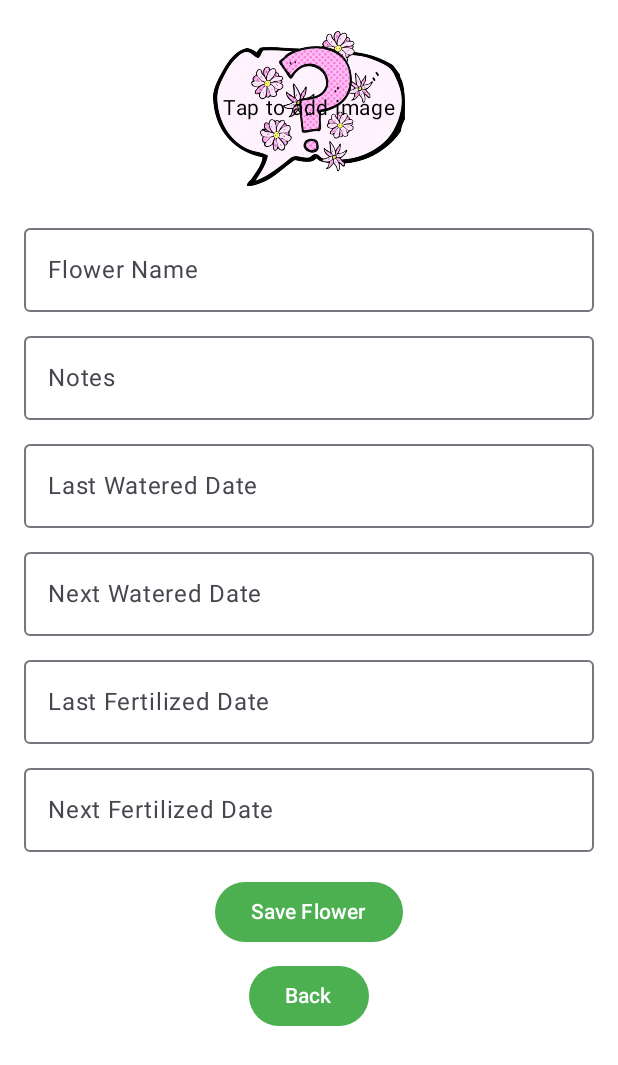
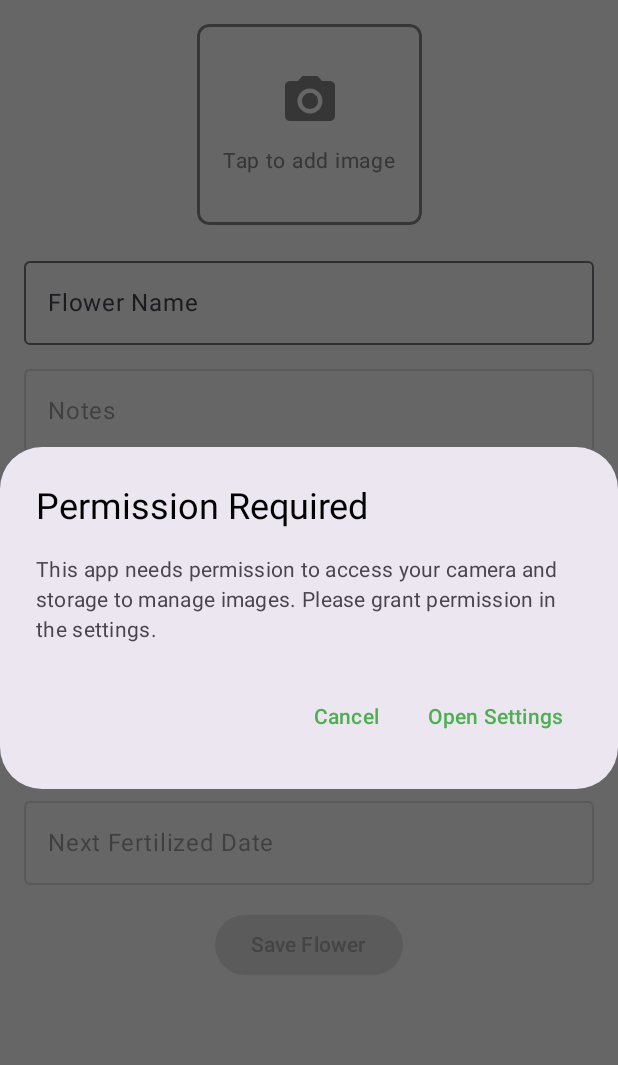
Before and after one commit to Swirl86/FlowerTracker, an Android app built with Jetpack Compose: the composable Navigation shown on its own in the app's theme, after a tap on "Add Flower", on a phone screen of 412 x 824 dp. Shown: the top 1065 px of the screen. Run offline under Robolectric (Android 15) with nearby library versions, the phone set to English and light mode, and no system bars.

Commit message:
permission logic and design add flower fix

```diff
--- a/app/build.gradle.kts
+++ b/app/build.gradle.kts
@@ -73,6 +73,8 @@ dependencies {
     implementation(libs.androidx.foundation)
     implementation(libs.androidx.material)
     implementation(libs.androidx.material3)
+    implementation(libs.androidx.material.icons.extended)
+
 
     // Coil for image loading
     implementation(libs.coil.compose)
--- a/app/src/main/java/com/swirl/flowertracker/navigation/Navigation.kt
+++ b/app/src/main/java/com/swirl/flowertracker/navigation/Navigation.kt
@@ -24,7 +24,7 @@ fun Navigation(navController: NavHostController, flowerViewModel: FlowerViewMode
             )
         }
         composable(route = Screen.AddPlant.route) {
-            AddFlowerScreen(onBackClick = { navController.popBackStack() })
+            AddFlowerScreen()
         }
         composable(route = Screen.Search.route) {
             SearchScreen()
--- a/app/src/main/java/com/swirl/flowertracker/permissions/CheckPermissions.kt
+++ b/app/src/main/java/com/swirl/flowertracker/permissions/CheckPermissions.kt
@@ -1,37 +1,30 @@
 package com.swirl.flowertracker.permissions
 
 import android.Manifest
-import android.util.Log
 import androidx.activity.compose.rememberLauncherForActivityResult
 import androidx.activity.result.contract.ActivityResultContracts
 import androidx.compose.runtime.Composable
 import androidx.compose.runtime.LaunchedEffect
-import androidx.compose.runtime.getValue
-import androidx.compose.runtime.mutableStateOf
-import androidx.compose.runtime.remember
-import androidx.compose.runtime.setValue
 import com.google.accompanist.permissions.ExperimentalPermissionsApi
 import com.google.accompanist.permissions.isGranted
 import com.google.accompanist.permissions.rememberPermissionState
+import com.google.accompanist.permissions.shouldShowRationale
 
 @OptIn(ExperimentalPermissionsApi::class)
 @Composable
 fun CheckPermissions(
     onPermissionsGranted: () -> Unit,
-    onPermissionsDenied: (Boolean) -> Unit // Pass whether to show settings
+    onPermissionsDenied: () -> Unit
 ) {
     val cameraPermissionState = rememberPermissionState(Manifest.permission.CAMERA)
     val storagePermissionState = rememberPermissionState(Manifest.permission.READ_EXTERNAL_STORAGE)
-    var askedForPermission by remember { mutableStateOf(false) }
 
     // Unified result handler for both permissions
     val permissionResultHandler: (Boolean) -> Unit = { isGranted ->
-        if (isGranted) {
-            if (cameraPermissionState.status.isGranted && storagePermissionState.status.isGranted) {
-                onPermissionsGranted()
-            }
+        if (isGranted && cameraPermissionState.status.isGranted && storagePermissionState.status.isGranted) {
+            onPermissionsGranted()
         } else {
-            onPermissionsDenied(true)
+            onPermissionsDenied()
         }
     }
 
@@ -50,13 +43,27 @@ fun CheckPermissions(
     )
 
     // Initial permission check
-    LaunchedEffect(Unit) {
-        if (!cameraPermissionState.status.isGranted) {
-            cameraPermissionResultLauncher.launch(Manifest.permission.CAMERA)
-        } else if (!storagePermissionState.status.isGranted) {
-            storagePermissionResultLauncher.launch(Manifest.permission.READ_EXTERNAL_STORAGE)
-        } else {
-            onPermissionsGranted()
+    LaunchedEffect(cameraPermissionState.status, storagePermissionState.status) {
+        when {
+            //Both permissions are granted
+            cameraPermissionState.status.isGranted && storagePermissionState.status.isGranted -> {
+                onPermissionsGranted()
+            }
+
+            // Camera or storage has been permanently denied
+            (!cameraPermissionState.status.isGranted && !cameraPermissionState.status.shouldShowRationale) ||
+                    (!storagePermissionState.status.isGranted && !storagePermissionState.status.shouldShowRationale) -> {
+                onPermissionsDenied()
+            }
+
+            // Camera / storage rights are not granted but can be requested again
+            !cameraPermissionState.status.isGranted -> {
+                cameraPermissionResultLauncher.launch(Manifest.permission.CAMERA)
+            }
+
+            !storagePermissionState.status.isGranted -> {
+                storagePermissionResultLauncher.launch(Manifest.permission.READ_EXTERNAL_STORAGE)
+            }
         }
     }
 }
--- a/app/src/main/java/com/swirl/flowertracker/screens/addFlower/AddFlowerScreen.kt
+++ b/app/src/main/java/com/swirl/flowertracker/screens/addFlower/AddFlowerScreen.kt
@@ -1,10 +1,14 @@
 package com.swirl.flowertracker.screens.addFlower
 
+import android.graphics.drawable.Icon
 import android.net.Uri
+import android.util.Log
 import androidx.activity.compose.rememberLauncherForActivityResult
 import androidx.activity.result.contract.ActivityResultContracts
 import androidx.compose.foundation.Image
+import androidx.compose.foundation.border
 import androidx.compose.foundation.clickable
+import androidx.compose.foundation.layout.Arrangement
 import androidx.compose.foundation.layout.Box
 import androidx.compose.foundation.layout.Column
 import androidx.compose.foundation.layout.Spacer
@@ -13,17 +17,27 @@ import androidx.compose.foundation.layout.fillMaxWidth
 import androidx.compose.foundation.layout.height
 import androidx.compose.foundation.layout.padding
 import androidx.compose.foundation.layout.size
+import androidx.compose.foundation.rememberScrollState
+import androidx.compose.foundation.shape.RoundedCornerShape
+import androidx.compose.foundation.verticalScroll
+import androidx.compose.material.icons.Icons
+import androidx.compose.material.icons.filled.CameraAlt
 import androidx.compose.material3.Button
+import androidx.compose.material3.Icon
 import androidx.compose.material3.OutlinedTextField
 import androidx.compose.material3.Text
 import androidx.compose.runtime.Composable
 import androidx.compose.runtime.getValue
 import androidx.compose.runtime.mutableStateOf
 import androidx.compose.runtime.remember
+import androidx.compose.runtime.saveable.rememberSaveable
 import androidx.compose.runtime.setValue
 import androidx.compose.ui.Alignment
 import androidx.compose.ui.Modifier
+import androidx.compose.ui.draw.clip
+import androidx.compose.ui.graphics.Color
 import androidx.compose.ui.graphics.painter.Painter
+import androidx.compose.ui.layout.ContentScale
 import androidx.compose.ui.res.painterResource
 import androidx.compose.ui.text.input.TextFieldValue
 import androidx.compose.ui.unit.dp
@@ -34,14 +48,15 @@ import com.swirl.flowertracker.permissions.CheckPermissions
 import com.swirl.flowertracker.permissions.PermissionDialog
 
 @Composable
-fun AddFlowerScreen(onBackClick: () -> Unit) {
-    var imageUri by remember { mutableStateOf<Uri?>(null) }
-    var flowerName by remember { mutableStateOf(TextFieldValue("")) }
-    var notes by remember { mutableStateOf(TextFieldValue("")) }
-    var lastWateredDate by remember { mutableStateOf(TextFieldValue("")) }
-    var nextWateredDate by remember { mutableStateOf(TextFieldValue("")) }
-    var lastFertilizedDate by remember { mutableStateOf(TextFieldValue("")) }
-    var nextFertilizedDate by remember { mutableStateOf(TextFieldValue("")) }
+fun AddFlowerScreen() {
+    var imageUri by rememberSaveable { mutableStateOf<Uri?>(null) }
+    var flowerName by rememberSaveable { mutableStateOf("") }
+    var notes by rememberSaveable { mutableStateOf("") }
+    var lastWateredDate by rememberSaveable { mutableStateOf("") }
+    var nextWateredDate by rememberSaveable { mutableStateOf("") }
+    var lastFertilizedDate by rememberSaveable { mutableStateOf("") }
+    var nextFertilizedDate by rememberSaveable { mutableStateOf("") }
+
     var permissionsGranted by remember { mutableStateOf(false) }
     var showPermissionDialog by remember { mutableStateOf(false) }
     var showImagePickerDialog by remember { mutableStateOf(false) }
@@ -56,7 +71,6 @@ fun AddFlowerScreen(onBackClick: () -> Unit) {
     }
 
     val selectImageLauncher = rememberLauncherForActivityResult(ActivityResultContracts.GetContent()) { uri: Uri? ->
-        // TODO Handle image result
         uri?.let { imageUri = it }
     }
 
@@ -74,24 +88,33 @@ fun AddFlowerScreen(onBackClick: () -> Unit) {
 
     // Listen for clicks to manage permissions
     if (showPermissionDialog) {
-        PermissionDialog (
+        PermissionDialog(
             onPermissionClose = {
                 showPermissionDialog = false
             }
         )
     }
 
+    val isSaveEnabled = flowerName.isNotBlank() && imageUri != null
+
     Column(
         modifier = Modifier
             .fillMaxSize()
-            .padding(16.dp),
+            .padding(16.dp)
+            .verticalScroll(rememberScrollState()),
         horizontalAlignment = Alignment.CenterHorizontally
     ) {
         // Image placeholder
         Box(
             modifier = Modifier
-                .size(128.dp)
+                .size(150.dp)
                 .padding(bottom = 16.dp)
+                .clip(RoundedCornerShape(8.dp))
+                .border(
+                    width = 2.dp,
+                    color = Color.Gray,
+                    shape = RoundedCornerShape(8.dp)
+                )
                 .clickable {
                     if (permissionsGranted) {
                         showImagePickerDialog = true
@@ -102,18 +125,41 @@ fun AddFlowerScreen(onBackClick: () -> Unit) {
             contentAlignment = Alignment.Center
         ) {
             val painter: Painter = if (imageUri != null) {
-                rememberAsyncImagePainter(imageUri) // Load image from URI
+                rememberAsyncImagePainter(imageUri)
             } else {
-                painterResource(id = R.drawable.placeholder) // Placeholder image
+                painterResource(id = R.drawable.ic_transparent)
             }
 
             Image(
                 painter = painter,
                 contentDescription = "Flower Image",
-                modifier = Modifier.fillMaxSize()
+                modifier = Modifier
+                    .fillMaxSize()
+                    .clip(RoundedCornerShape(8.dp)),
+                contentScale = ContentScale.Crop
             )
 
-            Text("Tap to add image", fontSize = 14.sp)
+            // Default if no image chosen
+            if (imageUri == null) {
+                Column(
+                    horizontalAlignment = Alignment.CenterHorizontally,
+                    verticalArrangement = Arrangement.Center,
+                    modifier = Modifier.align(Alignment.Center)
+                ) {
+                    Icon(
+                        imageVector = Icons.Filled.CameraAlt,
+                        contentDescription = "Add image",
+                        tint = Color.Gray,
+                        modifier = Modifier.size(40.dp)
+                    )
+                    Spacer(modifier = Modifier.height(8.dp))
+                    Text(
+                        text = "Tap to add image",
+                        fontSize = 14.sp,
+                        color = Color.Gray
+                    )
+                }
+            }
         }
 
         // Show the ImagePickerDialog when needed
@@ -143,7 +189,8 @@ fun AddFlowerScreen(onBackClick: () -> Unit) {
             value = notes,
             onValueChange = { notes = it },
             label = { Text("Notes") },
-            modifier = Modifier.fillMaxWidth()
+            modifier = Modifier.fillMaxWidth(),
+            enabled = isSaveEnabled
         )
         Spacer(modifier = Modifier.height(8.dp))
 
@@ -151,7 +198,8 @@ fun AddFlowerScreen(onBackClick: () -> Unit) {
             value = lastWateredDate,
             onValueChange = { lastWateredDate = it },
             label = { Text("Last Watered Date") },
-            modifier = Modifier.fillMaxWidth()
+            modifier = Modifier.fillMaxWidth(),
+            enabled = isSaveEnabled
         )
         Spacer(modifier = Modifier.height(8.dp))
 
@@ -159,7 +207,8 @@ fun AddFlowerScreen(onBackClick: () -> Unit) {
             value = nextWateredDate,
             onValueChange = { nextWateredDate = it },
             label = { Text("Next Watered Date") },
-            modifier = Modifier.fillMaxWidth()
+            modifier = Modifier.fillMaxWidth(),
+            enabled = isSaveEnabled
         )
         Spacer(modifier = Modifier.height(8.dp))
 
@@ -167,7 +216,8 @@ fun AddFlowerScreen(onBackClick: () -> Unit) {
             value = lastFertilizedDate,
             onValueChange = { lastFertilizedDate = it },
             label = { Text("Last Fertilized Date") },
-            modifier = Modifier.fillMaxWidth()
+            modifier = Modifier.fillMaxWidth(),
+            enabled = isSaveEnabled
         )
         Spacer(modifier = Modifier.height(8.dp))
 
@@ -175,20 +225,20 @@ fun AddFlowerScreen(onBackClick: () -> Unit) {
             value = nextFertilizedDate,
             onValueChange = { nextFertilizedDate = it },
             label = { Text("Next Fertilized Date") },
-            modifier = Modifier.fillMaxWidth()
+            modifier = Modifier.fillMaxWidth(),
+            enabled = isSaveEnabled
         )
         Spacer(modifier = Modifier.height(16.dp))
 
-        Button(onClick = {
-            // TODO: Handle saving the flower object
-        }) {
+        Button(
+            onClick = {
+                // TODO: Handle saving the flower object
+            },
+            enabled = isSaveEnabled
+        ) {
             Text(text = "Save Flower")
         }
 
         Spacer(modifier = Modifier.height(8.dp))
-
-        Button(onClick = onBackClick) {
-            Text(text = "Back")
-        }
     }
 }
--- /dev/null
+++ b/app/src/main/res/drawable/ic_transparent.xml
@@ -0,0 +1,10 @@
+<?xml version="1.0" encoding="utf-8"?>
+<vector xmlns:android="http://schemas.android.com/apk/res/android"
+    android:width="24dp"
+    android:height="24dp"
+    android:viewportWidth="24"
+    android:viewportHeight="24">
+    <path
+        android:fillColor="@android:color/transparent"
+        android:pathData="M0,0h24v24H0V0z"/>
+</vector>
--- a/gradle/libs.versions.toml
+++ b/gradle/libs.versions.toml
@@ -22,6 +22,7 @@ accompanist-permissions = { module = "com.google.accompanist:accompanist-permiss
 androidx-core-ktx = { group = "androidx.core", name = "core-ktx", version.ref = "coreKtx" }
 androidx-core-splashscreen = { module = "androidx.core:core-splashscreen", version.ref = "coreSplashscreen" }
 androidx-material = { module = "androidx.compose.material:material", version.ref = "materialVersion" }
+androidx-material-icons-extended = { module = "androidx.compose.material:material-icons-extended", version.ref = "materialVersion" }
 androidx-room-compiler = { module = "androidx.room:room-compiler", version.ref = "roomRuntime" }
 androidx-room-guava = { module = "androidx.room:room-guava", version.ref = "roomRuntime" }
 androidx-room-ktx = { module = "androidx.room:room-ktx", version.ref = "roomRuntime" }
```
